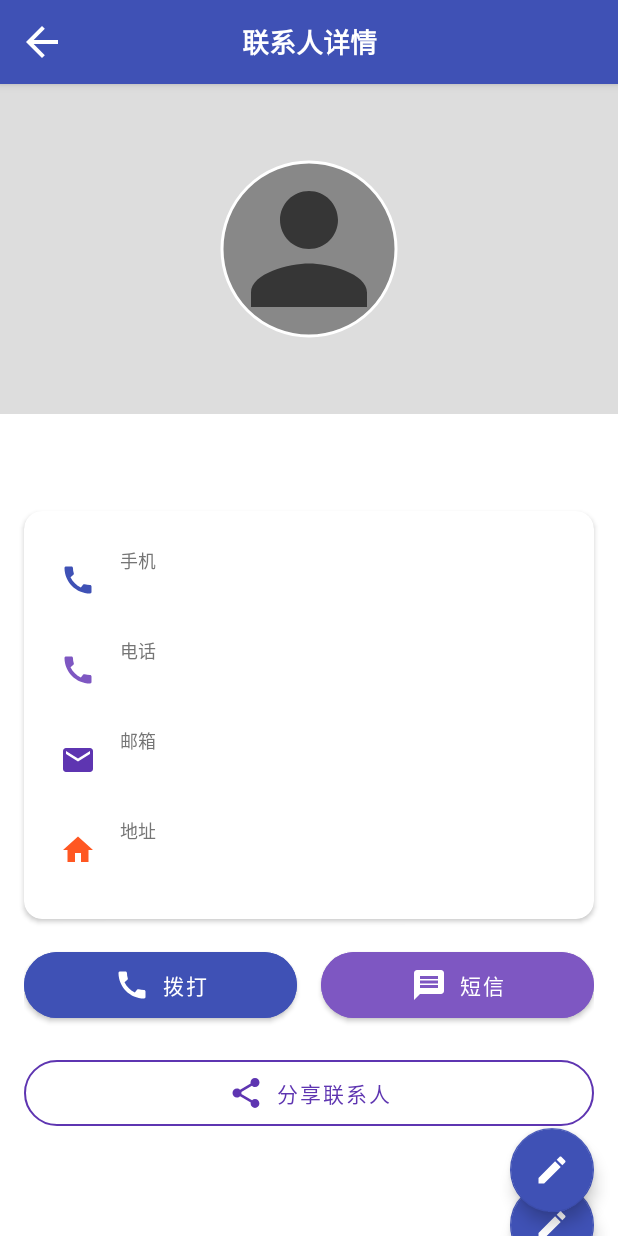
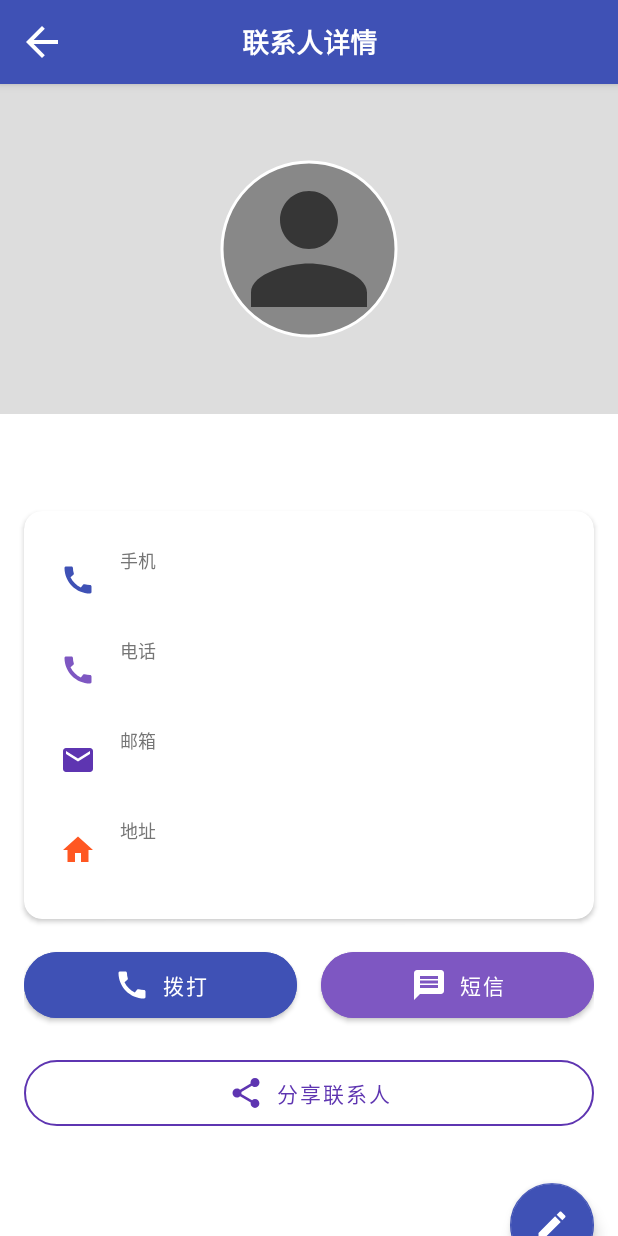
Before and after one commit to Fragile-Heart/ContactHub, an Android app: the ContactDetailActivity screen opened directly, with no data from a screen before it, on a phone screen of 412 x 824 dp. Run offline under Robolectric (Android 15) with nearby library versions, the phone set to English and light mode, and no system bars; our stand-ins replace CircleImageView; 1 statement that could not run was skipped.

Commit message:
移除联系人详情界面的浮动编辑按钮，优化布局

```diff
--- a/app/src/main/res/layout/fragment_contact.xml
+++ b/app/src/main/res/layout/fragment_contact.xml
@@ -2,7 +2,6 @@
         <androidx.coordinatorlayout.widget.CoordinatorLayout
             xmlns:android="http://schemas.android.com/apk/res/android"
             xmlns:app="http://schemas.android.com/apk/res-auto"
-            xmlns:tools="http://schemas.android.com/tools"
             android:layout_width="match_parent"
             android:layout_height="match_parent"
             android:id="@+id/fragment_contact"
@@ -51,17 +50,4 @@
 
             </androidx.core.widget.NestedScrollView>
 
-            <!-- 浮动编辑按钮 -->
-            <com.google.android.material.floatingactionbutton.FloatingActionButton
-                android:id="@+id/fab_edit"
-                android:layout_width="wrap_content"
-                android:layout_height="wrap_content"
-                android:layout_margin="16dp"
-                android:contentDescription="编辑联系人"
-                android:src="@drawable/ic_edit"
-                app:backgroundTint="#3F51B5"
-                app:layout_anchor="@id/contact_card_view"
-                app:layout_anchorGravity="bottom|end"
-                app:tint="@color/white" />
-
         </androidx.coordinatorlayout.widget.CoordinatorLayout>
```
